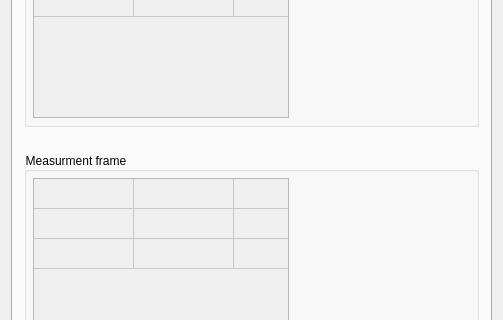
This is Plugins/org.mitk.gui.qt.diffusionimaging.preprocessing/src/internal/QmitkPreprocessingViewControls.ui in MIC-DKFZ/MITK-Diffusion as Qt 5 draws it before an edit; both pictures show x 0 to 503 and y 455 to 775 of the 503 by 1001 pixel window. The edited form follows.
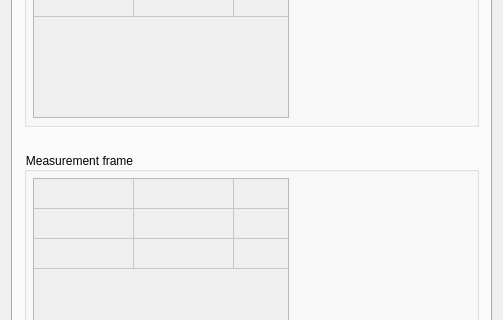
This is the edited form. The open tabs and pages were chosen to show the change. Custom widgets are drawn as their Qt base class.

Commit message:
Correct UI texts and view keywords
- The tooltips of "Flip gradients" and "Reorder gradient dimensions"
  described "Show gradients"; they now say that both act on the world
  (LPS) components of the gradients and leave the image alone (PD4).
- "Measurment frame" is spelt right; the denoising "Patch Size" is the
  patch radius and named so.
- The registration plugin declared the keyword "register" for a view id
  that does not exist; the preprocessing and denoising views referenced
  keywords that were never defined. They are defined now.

Part of #13

The edit to the form file:
```diff
--- a/Plugins/org.mitk.gui.qt.diffusionimaging.preprocessing/src/internal/QmitkPreprocessingViewControls.ui
+++ b/Plugins/org.mitk.gui.qt.diffusionimaging.preprocessing/src/internal/QmitkPreprocessingViewControls.ui
@@ -1324,7 +1324,7 @@
           </sizepolicy>
          </property>
          <property name="title">
-          <string>Measurment frame</string>
+          <string>Measurement frame</string>
          </property>
          <layout class="QGridLayout" name="gridLayout">
           <property name="leftMargin">
```
Left out of the diff: 4 changed lines with no effect on the pictures. The commit also changes 4 other files.
